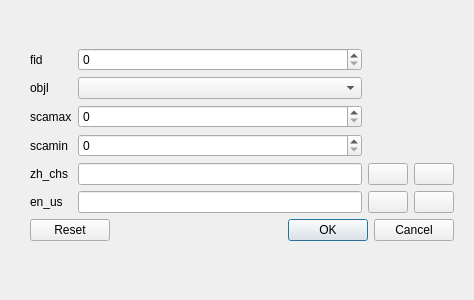
water-law/Zoomer, file attributeform/Attribute_Form.ui: the form before one commit.
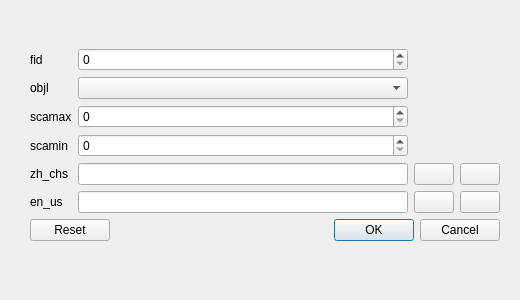
The form after the commit. Icons and pictures are not drawn.

Patch:
```diff
--- a/attributeform/Attribute_Form.ui
+++ b/attributeform/Attribute_Form.ui
@@ -6,7 +6,7 @@
    <rect>
     <x>0</x>
     <y>0</y>
-    <width>474</width>
+    <width>520</width>
     <height>300</height>
    </rect>
   </property>
```
